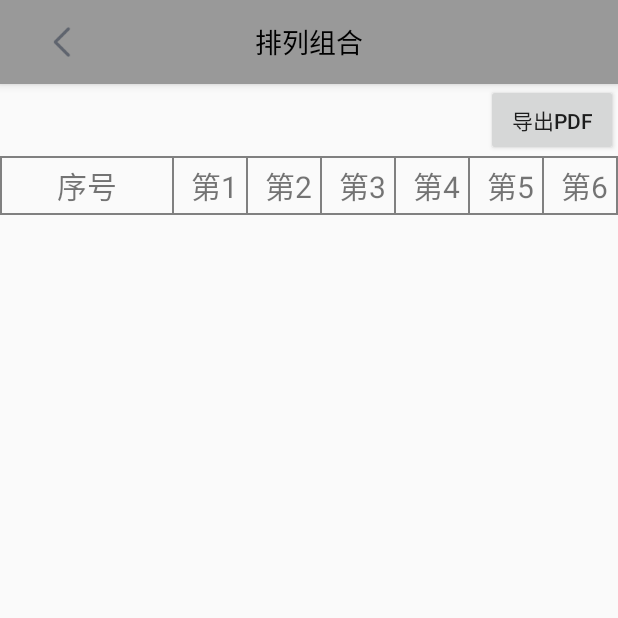
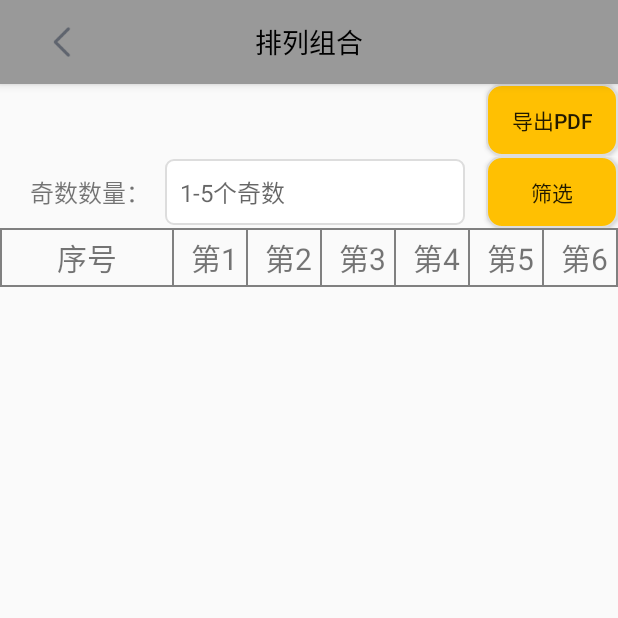
Before and after one commit to yupeiyong/Permutation, an Android app: the NumberListActivity screen opened directly, with no data from a screen before it, after a tap on "导出PDF", on a phone screen of 412 x 824 dp, the top half of it. Run offline under Robolectric (Android 15) with nearby library versions, the phone set to English and light mode, and no system bars; 1 statement that could not run was skipped.

Commit message:
筛选奇数个数

```diff
--- a/app/src/main/java/com/ypy/permutation/NumberListActivity.java
+++ b/app/src/main/java/com/ypy/permutation/NumberListActivity.java
@@ -17,11 +17,14 @@ import android.os.Build;
 import android.os.Bundle;
 import android.os.Environment;
 import android.provider.MediaStore;
+import android.text.TextUtils;
 import android.util.Log;
 import android.view.Gravity;
 import android.view.LayoutInflater;
+import android.view.TextureView;
 import android.view.View;
 import android.widget.Button;
+import android.widget.EditText;
 import android.widget.ImageView;
 import android.widget.ListView;
 import android.widget.TextView;
@@ -30,6 +33,7 @@ import android.widget.Toast;
 import com.ypy.filelib.FileUtils;
 import com.ypy.filelib.OpenDirecroty;
 import com.ypy.filelib.OpenFileUtils;
+import com.ypy.filelib.StringUtils;
 
 import java.io.File;
 import java.io.IOException;
@@ -41,9 +45,18 @@ public class NumberListActivity extends AppCompatActivity implements View.OnClic
     private ListView numberListView;
     private List<List<Integer>>numbers;
 
+    //索引，通过筛选得出的索引
+    private List<Integer> indexs=new ArrayList<>();
     private String mFileName;
+
+    //导出pdf的文件夹
     private String mPDFPath="download/files";
     private String mFileType="application/pdf";
+
+    //奇数最小和最大数量
+    private int minCount=1;
+    private int maxCount=5;
+    private EditText etOddCount;
 
     @RequiresApi(api = Build.VERSION_CODES.KITKAT)
     @Override
@@ -62,6 +75,10 @@ public class NumberListActivity extends AppCompatActivity implements View.OnClic
 
         Button btnExport=findViewById(R.id.btn_export);
         btnExport.setOnClickListener(this);
+
+        Button btnSearch=findViewById(R.id.btn_search);
+        btnSearch.setOnClickListener(this);
+        etOddCount=findViewById(R.id.et_odd_Count);
     }
 
     private void setCustomActionBar() {
@@ -91,6 +108,44 @@ public class NumberListActivity extends AppCompatActivity implements View.OnClic
             case R.id.btn_export:
                 createPDF();
                 break;
+            case R.id.btn_search:
+                queryNumbers();
+                break;
+        }
+    }
+
+    //筛选号码
+    private void queryNumbers(){
+        String str=etOddCount.getText().toString();
+        if(TextUtils.isEmpty(str)){
+            Toast.makeText(this,"奇数个数为空！",Toast.LENGTH_LONG).show();
+            etOddCount.setFocusable(true);
+            return;
+        }
+        try{
+            if(!StringUtils.isNumeric(str))
+                throw new Exception("请输入整数！");
+
+            int count=Integer.valueOf(str);
+            if(count<minCount||count>maxCount)
+                throw new Exception("奇数数量范围1-5！");
+
+            //先清除旧数据
+            indexs.clear();
+            for(int i=0;i<numbers.size();i++){
+                List<Integer>row=numbers.get(i);
+                int oCount=0;
+                for(int c=0;c<row.size();c++){
+                    oCount+=row.get(c) %2;
+                }
+                if(oCount==count){
+                    indexs.add(i);
+                }
+            }
+        }catch (Exception ex){
+            Toast.makeText(this,ex.getMessage(),Toast.LENGTH_LONG).show();
+            etOddCount.setFocusable(true);
+            return;
         }
     }
 
--- a/app/src/main/res/drawable/textbox_pressed.xml
+++ b/app/src/main/res/drawable/textbox_pressed.xml
@@ -1,6 +1,6 @@
 <?xml version="1.0" encoding="utf-8"?>
 <shape xmlns:android="http://schemas.android.com/apk/res/android">
-    <corners android:radius="25dp"/>
+    <corners android:radius="5dp"/>
     <solid android:color="@color/yellow"/>
     <stroke
         android:width="@dimen/border_width"
--- a/app/src/main/res/layout/activity_number_list.xml
+++ b/app/src/main/res/layout/activity_number_list.xml
@@ -22,9 +22,43 @@
             android:layout_width="wrap_content"
             android:layout_height="wrap_content"
             android:layout_alignParentRight="true"
+            android:background="@drawable/btn_selector"
+            android:padding="1dp"
+            android:textSize="14dp"
             android:text="导出Pdf"/>
     </RelativeLayout>
-
+    <RelativeLayout
+        android:layout_width="match_parent"
+        android:layout_height="wrap_content">
+        <TextView
+            android:id="@+id/tv_title"
+            android:layout_width="wrap_content"
+            android:layout_height="wrap_content"
+            android:textSize="16dp"
+            android:layout_centerVertical="true"
+            android:paddingLeft="20dp"
+            android:text="奇数数量："/>
+        <EditText
+            android:id="@+id/et_odd_Count"
+            android:layout_width="200dp"
+            android:layout_height="wrap_content"
+            style="@style/textbox_title_style"
+            android:textSize="16dp"
+            android:inputType="number"
+            android:layout_toRightOf="@+id/tv_title"
+            android:layout_centerVertical="true"
+            android:background="@drawable/textbox_selector"
+            android:lines="1"/>
+        <Button
+            android:id="@+id/btn_search"
+            android:layout_width="wrap_content"
+            android:layout_height="wrap_content"
+            android:padding="1dp"
+            android:layout_alignParentRight="true"
+            android:background="@drawable/btn_selector"
+            android:textSize="14dp"
+            android:text="筛选"/>
+    </RelativeLayout>
     <View
         style="@style/list_item_seperator_layout"/>
     <include
--- a/app/src/main/res/values/styles.xml
+++ b/app/src/main/res/values/styles.xml
@@ -54,21 +54,45 @@
         <item name="android:layout_height">45dp</item>
     </style>
 
-    <style name="textbox_style">
+    <style name="textbox_style_base">
         <item name="android:textSize">@dimen/textSize16</item>
         <item name="android:paddingLeft">@dimen/textSize10</item>
         <item name="android:paddingRight">@dimen/textSize10</item>
         <item name="android:paddingTop">@dimen/textSize10</item>
         <item name="android:paddingBottom">@dimen/textSize10</item>
         <item name="android:layout_marginLeft">@dimen/textSize10</item>
-<!--        <item name="android:layout_marginRight">@dimen/textSize10</item>-->
+        <item name="android:layout_width">0dp</item>
+        <item name="android:layout_height">wrap_content</item>
+        <item name="android:layout_weight">1</item>
+        <item name="android:lines">1</item>
+    </style>
+
+    <style name="textbox_style" parent="textbox_style_base">
+        <item name="android:textSize">@dimen/textSize16</item>
+        <item name="android:paddingLeft">@dimen/textSize10</item>
+        <item name="android:paddingRight">@dimen/textSize10</item>
+        <item name="android:paddingTop">@dimen/textSize10</item>
+        <item name="android:paddingBottom">@dimen/textSize10</item>
+        <item name="android:layout_marginLeft">@dimen/textSize10</item>
         <item name="android:layout_width">0dp</item>
         <item name="android:layout_height">wrap_content</item>
         <item name="android:layout_weight">1</item>
         <item name="android:lines">1</item>
         <item name="android:hint">输入号码，多个用空格隔开</item>
     </style>
-
+    <style name="textbox_title_style" parent="textbox_style_base">
+        <item name="android:textSize">@dimen/textSize16</item>
+        <item name="android:paddingLeft">@dimen/textSize10</item>
+        <item name="android:paddingRight">@dimen/textSize10</item>
+        <item name="android:paddingTop">@dimen/textSize10</item>
+        <item name="android:paddingBottom">@dimen/textSize10</item>
+        <item name="android:layout_marginLeft">@dimen/textSize10</item>
+        <item name="android:layout_width">0dp</item>
+        <item name="android:layout_height">wrap_content</item>
+        <item name="android:layout_weight">1</item>
+        <item name="android:lines">1</item>
+        <item name="android:hint">1-5个奇数</item>
+    </style>
     <style name="FullscreenTheme" parent="AppTheme">
         <item name="android:actionBarStyle">@style/FullscreenActionBarStyle</item>
         <item name="android:windowActionBarOverlay">true</item>
--- a/filelib/src/main/java/com/ypy/filelib/OpenDirecroty.java
+++ b/filelib/src/main/java/com/ypy/filelib/OpenDirecroty.java
@@ -8,7 +8,6 @@ import java.io.File;
 public class OpenDirecroty {
     /**
      * Android传入type打开文件
-     * 未方法未能实现打开指定文件夹的目的
      * @param mContext
      * @param file
      * @param type
```
Also changed, not shown: filelib/src/main/java/com/ypy/filelib/StringUtils.java (added, +11 -0 lines).
